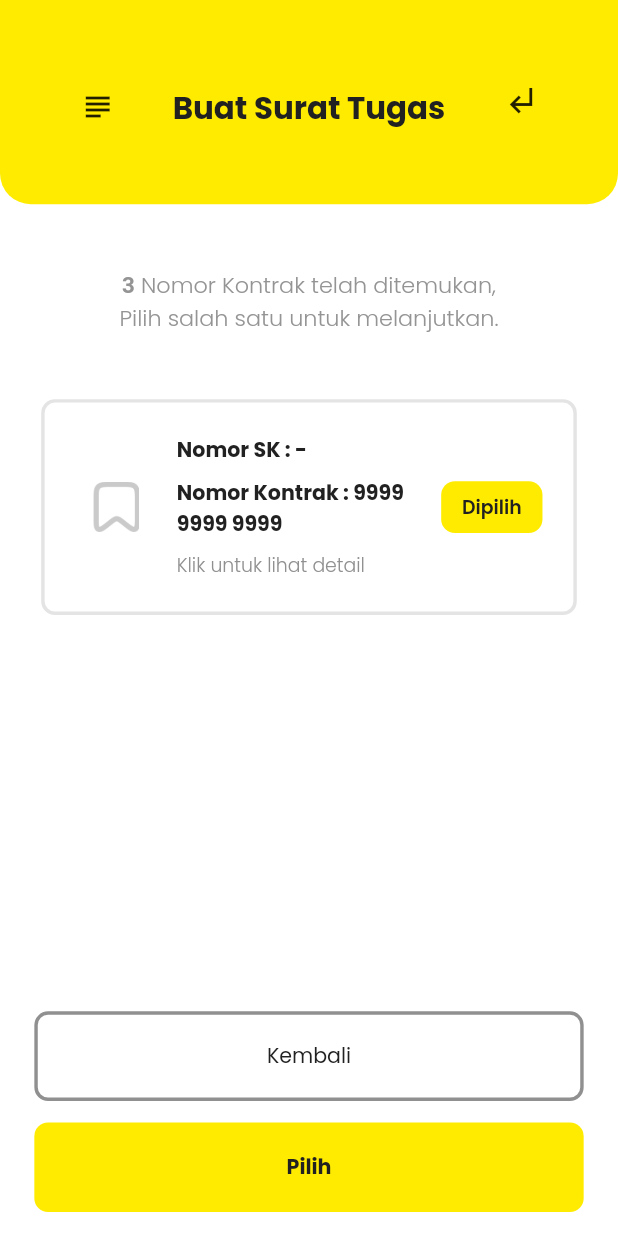
After one commit to e-duu/adira_cats, a Flutter app: the CreateStContractNumberPage screen opened directly, on a phone screen of 412 x 824 dp. The commit adds this screen. Run offline on Flutter 3.47's test engine with Material 2 defaults, Android fonts, the phone set to English and light mode, and no system bars; drawn by our look-alikes of styled_text; our stand-ins replace bloc, flutter_bloc, flutter_screenutil, google_fonts, pin_input_text_field, sms_autofill.

Commit message:
create st page done

```diff
--- a/lib/main.dart
+++ b/lib/main.dart
@@ -1,5 +1,7 @@
 import 'package:adira_cats/cubit/page_cubit.dart';
 import 'package:adira_cats/shared/theme.dart';
+import 'package:adira_cats/ui/pages/create_st_contract_null_page.dart';
+import 'package:adira_cats/ui/pages/create_st_cotract_number_page.dart';
 import 'package:adira_cats/ui/pages/create_st_page.dart';
 import 'package:adira_cats/ui/pages/handover_sk_detail_page.dart';
 import 'package:adira_cats/ui/pages/handover_sk_konfirmed_page.dart';
@@ -68,6 +70,8 @@ class MyApp extends StatelessWidget {
           // home: HandoverSkConfirmedPage(),
           // home: TestingPage(),
           home: CreateStPage(),
+          // home: CreateStContractNumberPage(),
+          // home: CreateStContractNullPage(),
         ),
       ),
     );
--- /dev/null
+++ b/lib/ui/pages/create_st_cotract_number_page.dart
@@ -0,0 +1,127 @@
+import 'package:adira_cats/ui/pages/home_page.dart';
+import 'package:adira_cats/ui/widgets/custom_card_sk.dart';
+import 'package:adira_cats/ui/widgets/custom_navbar.dart';
+import 'package:flutter/material.dart';
+import 'package:flutter_screenutil/flutter_screenutil.dart';
+import 'package:styled_text/styled_text.dart';
+import '../../shared/theme.dart';
+import '../widgets/custom_button.dart';
+import '../widgets/custom_button_border.dart';
+
+class CreateStContractNumberPage extends StatelessWidget {
+  const CreateStContractNumberPage({Key? key}) : super(key: key);
+
+  @override
+  Widget build(BuildContext context) {
+    Widget navbar() {
+      return CustomNavbar(
+        text: 'Buat Surat Tugas',
+        preffixWidget: IconButton(
+          onPressed: () => {},
+          icon: libraryIcon,
+        ),
+        suffixWidget: GestureDetector(
+          onTap: () {
+            Navigator.push(
+                context,
+                MaterialPageRoute(
+                  builder: (context) => HomePage(),
+                ));
+          },
+          child: Container(
+            child: Column(
+              children: [
+                IconButton(
+                  onPressed: () => {},
+                  icon: const Icon(Icons.subdirectory_arrow_left),
+                ),
+              ],
+            ),
+          ),
+        ),
+      );
+    }
+
+    Widget notifSearch() {
+      return Container(
+        margin: EdgeInsets.symmetric(vertical: 36.h),
+        child: StyledText(
+          text:
+              "<bold>3</bold> Nomor Kontrak telah ditemukan,\nPilih salah satu untuk melanjutkan.",
+          tags: {
+            'bold': StyledTextTag(
+              style: TextStyle(
+                fontWeight: semibold,
+              ),
+            )
+          },
+          style: greyTextStyle.copyWith(
+            fontSize: 13.sp,
+            fontWeight: light,
+          ),
+          textAlign: TextAlign.center,
+        ),
+      );
+    }
+
+    Widget card() {
+      return CustomCardSk(
+        skNumber: '-',
+        contractNumber: '9999 9999 9999',
+        notifResult: true,
+        textNotif: 'Dipilih',
+      );
+    }
+
+    Widget button() {
+      return Container(
+        child: Column(
+          mainAxisAlignment: MainAxisAlignment.end,
+          children: [
+            CustomButtonBorder(
+              title: 'Kembali',
+              titleColor: kBlackColor,
+              onPressed: () {},
+              borderColor: kDarkGreyColor,
+              borderWidth: 2.r,
+              fontWeight: normal,
+              margin: EdgeInsets.symmetric(
+                horizontal: 20.w,
+              ),
+            ),
+            SizedBox(
+              height: 12.h,
+            ),
+            CustomButton(
+              title: 'Pilih',
+              onPressed: () {},
+              color: kPrimaryColor,
+              textStyle: blackTextStyle,
+              margin: EdgeInsets.symmetric(
+                horizontal: 20.w,
+              ),
+            ),
+          ],
+        ),
+      );
+    }
+
+    return Scaffold(
+      resizeToAvoidBottomInset: false,
+      floatingActionButton: Visibility(
+        child: button(),
+      ),
+      floatingActionButtonLocation: FloatingActionButtonLocation.centerFloat,
+      backgroundColor: kWhiteColor,
+      body: SafeArea(
+        child: Column(
+          children: [
+            navbar(),
+            notifSearch(),
+            card(),
+          ],
+        ),
+      ),
+    );
+  }
+}
--- a/lib/ui/pages/create_st_page.dart
+++ b/lib/ui/pages/create_st_page.dart
@@ -16,7 +16,7 @@ class CreateStPage extends StatelessWidget {
   Widget build(BuildContext context) {
     Widget navbar() {
       return CustomNavbar(
-        text: 'Buat ST',
+        text: 'Buat Surat Tugas',
         preffixWidget: IconButton(
           onPressed: () => {},
           icon: libraryIcon,
@@ -362,7 +362,7 @@ class CreateStPage extends StatelessWidget {
               height: 12.h,
             ),
             CustomButton(
-              title: 'Lanjutkan',
+              title: 'Buat ST',
               onPressed: () {},
               color: kPrimaryColor,
               textStyle: blackTextStyle,
--- a/lib/ui/widgets/custom_card_sk.dart
+++ b/lib/ui/widgets/custom_card_sk.dart
@@ -3,26 +3,24 @@ import 'package:flutter/material.dart';
 import 'package:flutter_screenutil/flutter_screenutil.dart';
 
 class CustomCardSk extends StatelessWidget {
-
   final String skNumber;
   final String contractNumber;
-  final bool notifNew;
+  final bool notifResult;
+  final String textNotif;
 
   const CustomCardSk({
     Key? key,
     required this.skNumber,
     required this.contractNumber,
-    this.notifNew = false,
+    this.notifResult = false,
+    this.textNotif = '',
   }) : super(key: key);
 
   @override
   Widget build(BuildContext context) {
     return Container(
       width: double.infinity,
-      padding: EdgeInsets.symmetric(
-        horizontal: 18.w,
-        vertical: 18.h
-      ),
+      padding: EdgeInsets.symmetric(horizontal: 18.w, vertical: 18.h),
       margin: EdgeInsets.only(
         bottom: 12.h,
         right: 24.w,
@@ -49,9 +47,7 @@ class CustomCardSk extends StatelessWidget {
                 image: DecorationImage(
                     image: AssetImage(
               "assets/icon_number_sk.png",
-                )
-              )
-            ),
+            ))),
           ),
           Expanded(
             child: Column(
@@ -87,7 +83,8 @@ class CustomCardSk extends StatelessWidget {
               ],
             ),
           ),
-          if (notifNew == true) Container(
+          if (notifResult == true)
+            Container(
               width: 59.w,
               height: 29.h,
               child: Container(
@@ -95,11 +92,10 @@ class CustomCardSk extends StatelessWidget {
                 height: 29.h,
                 decoration: BoxDecoration(
                     borderRadius: BorderRadius.circular(defaultRadius),
-                color: kPrimaryColor
-              ),
+                    color: kPrimaryColor),
                 child: Center(
                   child: Text(
-                  "Baru",
+                    textNotif,
                     style: blackTextStyle.copyWith(
                       fontSize: 11.sp,
                       fontWeight: semibold,
```
Also changed, not shown: lib/ui/pages/create_st_contract_null_page.dart (added, +112 -0 lines), lib/ui/pages/handover_sk_page.dart (+12 -26 lines), lib/ui/pages/handover_sk_search_page.dart (+9 -22 lines). Lines whose indentation alone changed are shown as unchanged.
